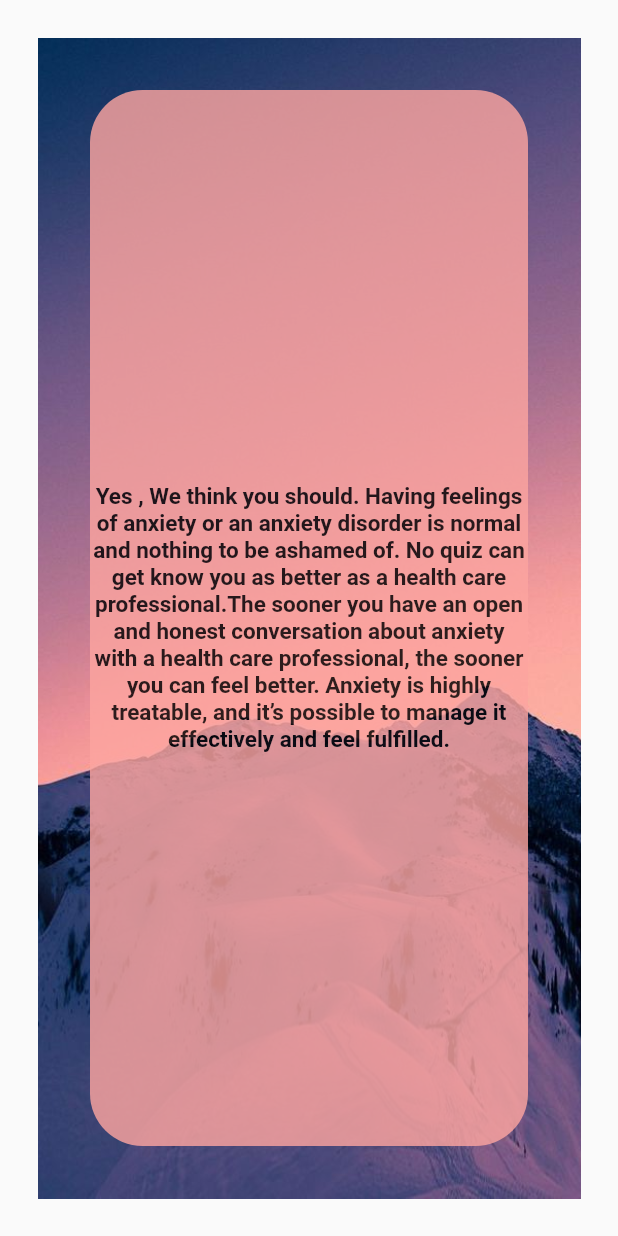
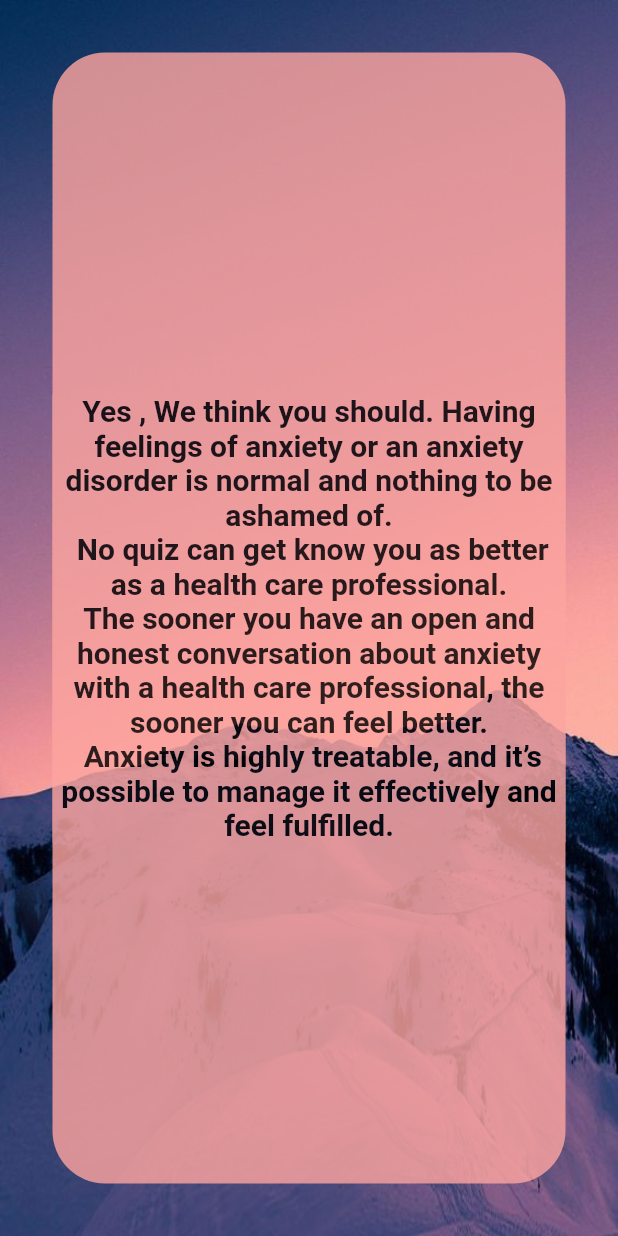
Before and after one commit to hariharen9/angst, a Flutter app: what final_quiz_results() shows on an empty page, opened directly, on a phone screen of 412 x 824 dp. Run offline on Flutter 3.47's test engine with Material 2 defaults, Android fonts, the phone set to English and light mode, and no system bars; our stand-ins replace google_fonts; network calls fail; Roboto replaces fonts that are missing (Varela).

Commit message:
Added materail layer and done some small touchups

```diff
--- a/lib/main.dart
+++ b/lib/main.dart
@@ -20,7 +20,7 @@ class MyApp extends StatelessWidget {
         primarySwatch: Colors.blue,
         visualDensity: VisualDensity.adaptivePlatformDensity,
       ),
-      home: LandingPage(),
+      home: More(),
     );
   }
 }
--- a/lib/should_i_see_a_doctor_results.dart
+++ b/lib/should_i_see_a_doctor_results.dart
@@ -5,8 +5,8 @@ import 'package:google_fonts/google_fonts.dart';
 class final_quiz_results extends StatelessWidget {
   @override
   Widget build(BuildContext context) {
-    return Container(
-      margin: EdgeInsets.all(25),
+    return Material(
+      child: Container(
         decoration: BoxDecoration(
           image: DecorationImage(
             image: AssetImage('assets/images/background.jpg'),
@@ -25,17 +25,17 @@ class final_quiz_results extends StatelessWidget {
                     borderRadius: BorderRadius.circular(35),
                   ),
                   child: Center(
-                  child:Material(
+                    child: Material(
                       color: Color(0xFFFDA5A0),
                       child: Text(
-                    'Yes , We think you should. Having feelings of anxiety or an anxiety disorder is normal and nothing to be ashamed of. '
-                        'No quiz can get know you as better as a health care professional.'
+                        'Yes , We think you should. Having feelings of anxiety or an anxiety disorder is normal and nothing to be ashamed of.\n '
+                        'No quiz can get know you as better as a health care professional.\n'
                         'The sooner you have an open and honest conversation about anxiety with a health care professional,'
-                        ' the sooner you can feel better. '
+                        ' the sooner you can feel better.\n '
                         'Anxiety is highly treatable, and it’s possible to manage it effectively and feel fulfilled. ',
                         textAlign: TextAlign.center,
                         style: GoogleFonts.varela(
-                      fontSize: 15.0,
+                          fontSize: 20.0,
                           fontWeight: FontWeight.w700,
                           color: Colors.black,
                         ),
@@ -47,6 +47,7 @@ class final_quiz_results extends StatelessWidget {
             ),
           ],
         ),
+      ),
     );
   }
 }
```
Also changed, not shown: lib/quiz_results_greater.dart (+6 -3 lines), lib/quiz_results_lesser.dart (+7 -3 lines). Lines whose indentation alone changed are shown as unchanged.
